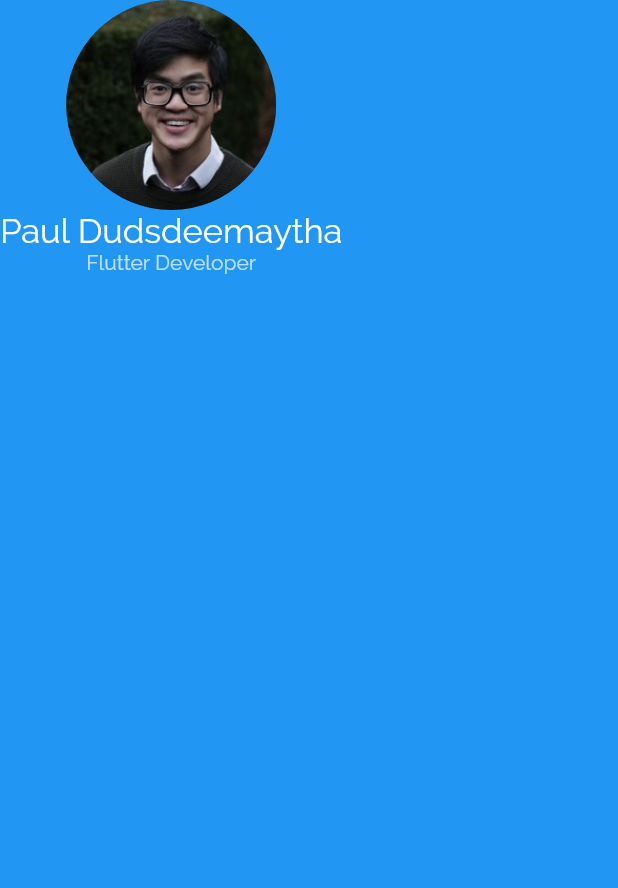
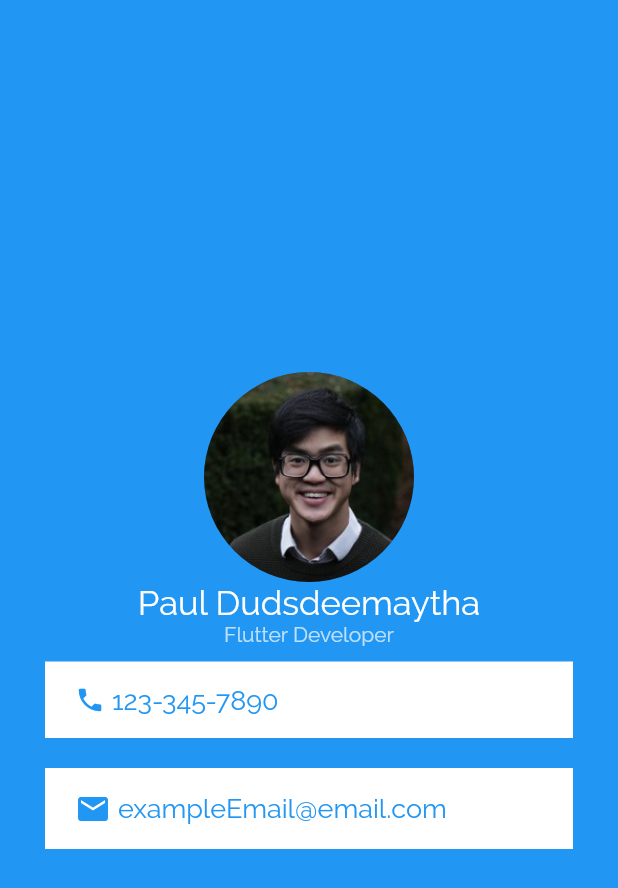
Before and after one commit to PaulDudsdeemaytha/mi_card, a Flutter app: the screen it shows after launch, on a phone screen of 412 x 824 dp. Shown: the top 888 px of the screen. Run offline on Flutter 3.47's test engine with Material 2 defaults, Android fonts, the phone set to English and light mode, and no system bars.

Commit message:
added information containers, added icons, and centered column

```diff
--- a/lib/main.dart
+++ b/lib/main.dart
@@ -12,6 +12,7 @@ class MyApp extends StatelessWidget {
         backgroundColor: Colors.blue,
         body: SafeArea(
             child: Column(
+          mainAxisAlignment: MainAxisAlignment.center,
           children: <Widget>[
             CircleAvatar(
               backgroundImage: AssetImage('Assets/linkedinPicture.jpeg'),
@@ -31,6 +32,47 @@ class MyApp extends StatelessWidget {
                   fontFamily: 'Raleway',
                   fontWeight: FontWeight.w100,
                   color: Colors.white70),
+            ),
+            Container(
+              color: Colors.white,
+              margin: EdgeInsets.symmetric(vertical: 10, horizontal: 30),
+              padding: EdgeInsets.symmetric(vertical: 15, horizontal: 20),
+              child: Row(
+                children: <Widget>[
+                  Icon(
+                    Icons.phone,
+                    size: 20,
+                    color: Colors.blue,
+                  ),
+                  Text(
+                    ' 123-345-7890',
+                    style: TextStyle(
+                        color: Colors.blue,
+                        fontFamily: 'Raleway',
+                        fontSize: 18),
+                  )
+                ],
+              ),
+            ),
+            Container(
+              margin: EdgeInsets.symmetric(vertical: 10, horizontal: 30),
+              padding: EdgeInsets.symmetric(vertical: 15, horizontal: 20),
+              color: Colors.white,
+              child: Row(
+                children: <Widget>[
+                  Icon(
+                    Icons.email,
+                    color: Colors.blue,
+                  ),
+                  Text(
+                    ' exampleEmail@email.com',
+                    style: TextStyle(
+                        color: Colors.blue,
+                        fontFamily: 'Raleway',
+                        fontSize: 18),
+                  )
+                ],
+              ),
             )
           ],
         )),
```
